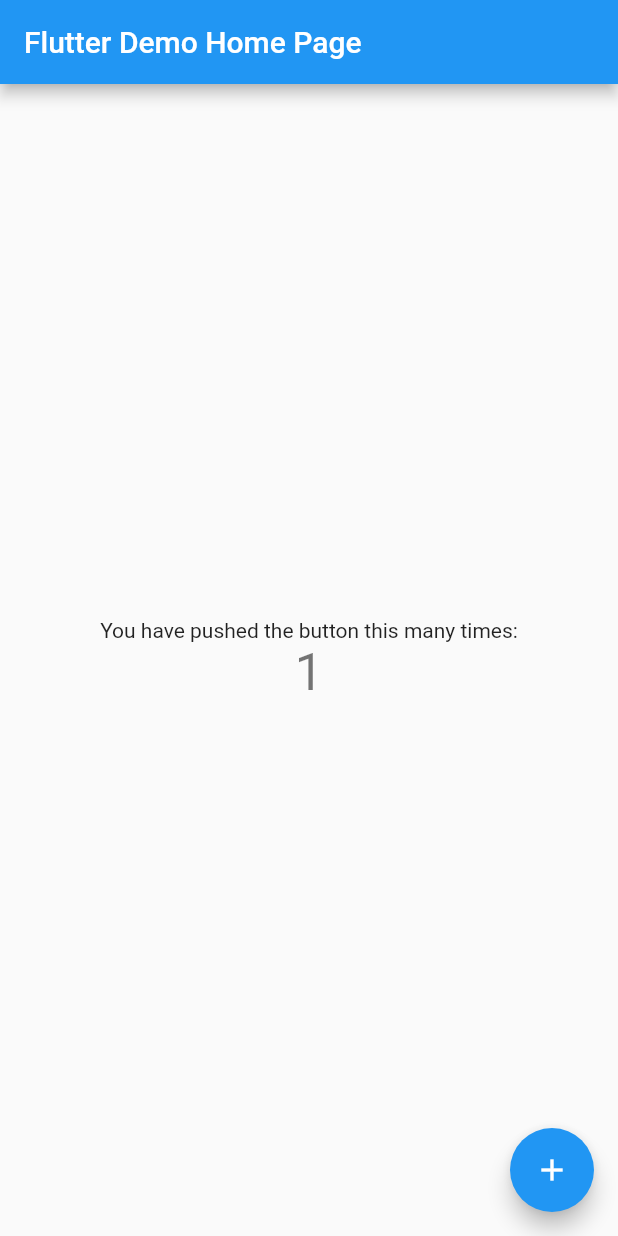
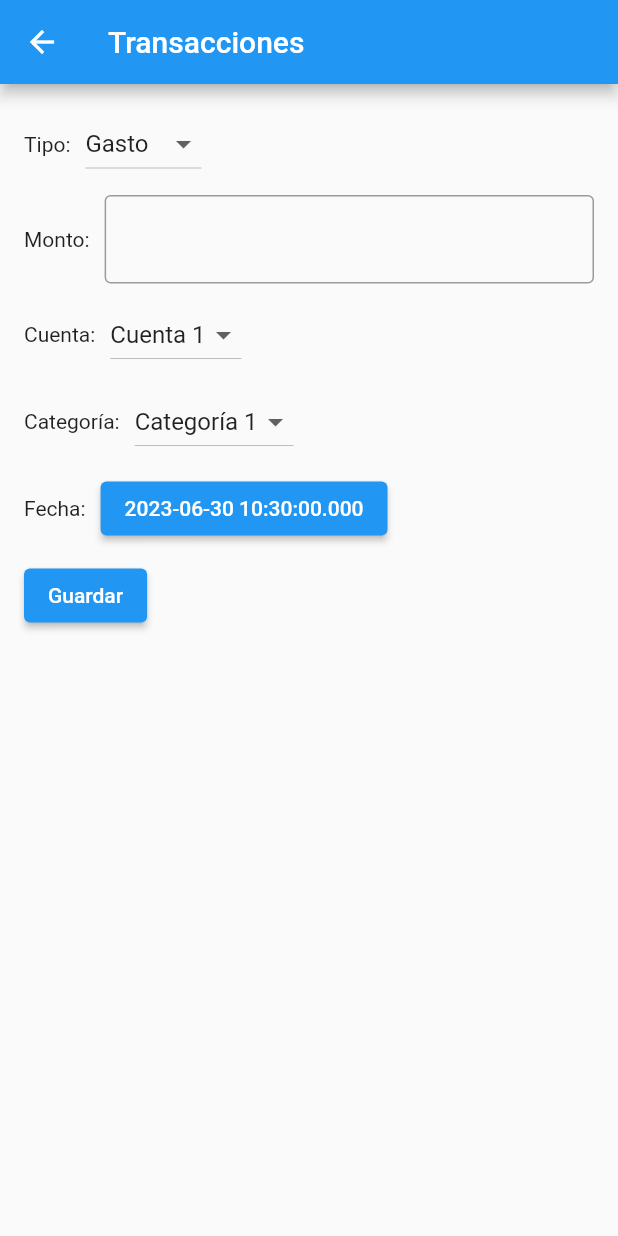
Before and after one commit to Tulio-Rangel/control_de_gastos, a Flutter app: the screen it shows after launch, after a tap on the "add" icon, on a phone screen of 412 x 824 dp. Run offline on Flutter 3.47's test engine with Material 2 defaults, Android fonts, the phone set to English and light mode, and no system bars.

Commit message:
primer intento

```diff
--- a/lib/main.dart
+++ b/lib/main.dart
@@ -1,115 +1,19 @@
 import 'package:flutter/material.dart';
+import 'package:control_de_gastos/pages/home_page.dart';
 
 void main() {
-  runApp(const MyApp());
+  runApp(MyApp());
 }
 
 class MyApp extends StatelessWidget {
-  const MyApp({super.key});
-
-  // This widget is the root of your application.
   @override
   Widget build(BuildContext context) {
     return MaterialApp(
-      title: 'Flutter Demo',
+      title: 'Control de Gastos',
       theme: ThemeData(
-        // This is the theme of your application.
-        //
-        // Try running your application with "flutter run". You'll see the
-        // application has a blue toolbar. Then, without quitting the app, try
-        // changing the primarySwatch below to Colors.green and then invoke
-        // "hot reload" (press "r" in the console where you ran "flutter run",
-        // or simply save your changes to "hot reload" in a Flutter IDE).
-        // Notice that the counter didn't reset back to zero; the application
-        // is not restarted.
         primarySwatch: Colors.blue,
       ),
-      home: const MyHomePage(title: 'Flutter Demo Home Page'),
+      home: HomePage(),
     );
   }
 }
-
-class MyHomePage extends StatefulWidget {
-  const MyHomePage({super.key, required this.title});
-
-  // This widget is the home page of your application. It is stateful, meaning
-  // that it has a State object (defined below) that contains fields that affect
-  // how it looks.
-
-  // This class is the configuration for the state. It holds the values (in this
-  // case the title) provided by the parent (in this case the App widget) and
-  // used by the build method of the State. Fields in a Widget subclass are
-  // always marked "final".
-
-  final String title;
-
-  @override
-  State<MyHomePage> createState() => _MyHomePageState();
-}
-
-class _MyHomePageState extends State<MyHomePage> {
-  int _counter = 0;
-
-  void _incrementCounter() {
-    setState(() {
-      // This call to setState tells the Flutter framework that something has
-      // changed in this State, which causes it to rerun the build method below
-      // so that the display can reflect the updated values. If we changed
-      // _counter without calling setState(), then the build method would not be
-      // called again, and so nothing would appear to happen.
-      _counter++;
-    });
-  }
-
-  @override
-  Widget build(BuildContext context) {
-    // This method is rerun every time setState is called, for instance as done
-    // by the _incrementCounter method above.
-    //
-    // The Flutter framework has been optimized to make rerunning build methods
-    // fast, so that you can just rebuild anything that needs updating rather
-    // than having to individually change instances of widgets.
-    return Scaffold(
-      appBar: AppBar(
-        // Here we take the value from the MyHomePage object that was created by
-        // the App.build method, and use it to set our appbar title.
-        title: Text(widget.title),
-      ),
-      body: Center(
-        // Center is a layout widget. It takes a single child and positions it
-        // in the middle of the parent.
-        child: Column(
-          // Column is also a layout widget. It takes a list of children and
-          // arranges them vertically. By default, it sizes itself to fit its
-          // children horizontally, and tries to be as tall as its parent.
-          //
-          // Invoke "debug painting" (press "p" in the console, choose the
-          // "Toggle Debug Paint" action from the Flutter Inspector in Android
-          // Studio, or the "Toggle Debug Paint" command in Visual Studio Code)
-          // to see the wireframe for each widget.
-          //
-          // Column has various properties to control how it sizes itself and
-          // how it positions its children. Here we use mainAxisAlignment to
-          // center the children vertically; the main axis here is the vertical
-          // axis because Columns are vertical (the cross axis would be
-          // horizontal).
-          mainAxisAlignment: MainAxisAlignment.center,
-          children: <Widget>[
-            const Text(
-              'You have pushed the button this many times:',
-            ),
-            Text(
-              '$_counter',
-              style: Theme.of(context).textTheme.headline4,
-            ),
-          ],
-        ),
-      ),
-      floatingActionButton: FloatingActionButton(
-        onPressed: _incrementCounter,
-        tooltip: 'Increment',
-        child: const Icon(Icons.add),
-      ), // This trailing comma makes auto-formatting nicer for build methods.
-    );
-  }
-}
--- /dev/null
+++ b/lib/pages/home_page.dart
@@ -0,0 +1,34 @@
+import 'package:flutter/material.dart';
+import 'package:control_de_gastos/widgets/app_drawer.dart';
+import 'package:control_de_gastos/widgets/account_selector.dart';
+import 'package:control_de_gastos/widgets/expenses_income_summary.dart';
+import 'package:control_de_gastos/widgets/categories_list.dart';
+import 'package:control_de_gastos/pages/transactions_page.dart';
+
+class HomePage extends StatelessWidget {
+  @override
+  Widget build(BuildContext context) {
+    return Scaffold(
+      appBar: AppBar(
+        title: Text('Control de Gastos'),
+      ),
+      drawer: AppDrawer(),
+      body: Column(
+        children: [
+          AccountSelector(),
+          ExpensesIncomeSummary(),
+          CategoriesList(),
+        ],
+      ),
+      floatingActionButton: FloatingActionButton(
+        child: Icon(Icons.add),
+        onPressed: () {
+          Navigator.push(
+            context,
+            MaterialPageRoute(builder: (context) => TransactionsPage()),
+          );
+        },
+      ),
+    );
+  }
+}
--- /dev/null
+++ b/lib/pages/transactions_page.dart
@@ -0,0 +1,149 @@
+import 'package:flutter/material.dart';
+
+class TransactionsPage extends StatefulWidget {
+  @override
+  _TransactionsPageState createState() => _TransactionsPageState();
+}
+
+class _TransactionsPageState extends State<TransactionsPage> {
+  String selectedType = 'Gasto';
+  String selectedAccount = 'Cuenta 1';
+  String selectedCategory = 'Categoría 1';
+  DateTime selectedDate = DateTime.now();
+
+  @override
+  Widget build(BuildContext context) {
+    return Scaffold(
+      appBar: AppBar(
+        title: Text('Transacciones'),
+      ),
+      body: Padding(
+        padding: EdgeInsets.all(16.0),
+        child: Column(
+          crossAxisAlignment: CrossAxisAlignment.start,
+          children: [
+            Row(
+              children: [
+                Text('Tipo:'),
+                SizedBox(width: 10),
+                DropdownButton(
+                  value: selectedType,
+                  items: [
+                    DropdownMenuItem(
+                      value: 'Gasto',
+                      child: Text('Gasto'),
+                    ),
+                    DropdownMenuItem(
+                      value: 'Ingreso',
+                      child: Text('Ingreso'),
+                    ),
+                  ],
+                  onChanged: (value) {
+                    setState(() {
+                      selectedType = value.toString();
+                    });
+                  },
+                ),
+              ],
+            ),
+            SizedBox(height: 10),
+            Row(
+              children: [
+                Text('Monto:'),
+                SizedBox(width: 10),
+                Expanded(
+                  child: TextField(
+                    keyboardType: TextInputType.number,
+                    decoration: InputDecoration(
+                      border: OutlineInputBorder(),
+                    ),
+                  ),
+                ),
+              ],
+            ),
+            SizedBox(height: 10),
+            Row(
+              children: [
+                Text('Cuenta:'),
+                SizedBox(width: 10),
+                DropdownButton(
+                  value: selectedAccount,
+                  items: [
+                    DropdownMenuItem(
+                      value: 'Cuenta 1',
+                      child: Text('Cuenta 1'),
+                    ),
+                    DropdownMenuItem(
+                      value: 'Cuenta 2',
+                      child: Text('Cuenta 2'),
+                    ),
+                  ],
+                  onChanged: (value) {
+                    setState(() {
+                      selectedAccount = value.toString();
+                    });
+                  },
+                ),
+              ],
+            ),
+            SizedBox(height: 10),
+            Row(
+              children: [
+                Text('Categoría:'),
+                SizedBox(width: 10),
+                DropdownButton(
+                  value: selectedCategory,
+                  items: [
+                    DropdownMenuItem(
+                      value: 'Categoría 1',
+                      child: Text('Categoría 1'),
+                    ),
+                    DropdownMenuItem(
+                      value: 'Categoría 2',
+                      child: Text('Categoría 2'),
+                    ),
+                  ],
+                  onChanged: (value) {
+                    setState(() {
+                      selectedCategory = value.toString();
+                    });
+                  },
+                ),
+              ],
+            ),
+            SizedBox(height: 10),
+            Row(
+              children: [
+                Text('Fecha:'),
+                SizedBox(width: 10),
+                ElevatedButton(
+                  onPressed: () {
+                    showDatePicker(
+                      context: context,
+                      initialDate: selectedDate,
+                      firstDate: DateTime(2020),
+                      lastDate: DateTime(2025),
+                    ).then((value) {
+                      setState(() {
+                        if (value != null) selectedDate = value;
+                      });
+                    });
+                  },
+                  child: Text(selectedDate.toString()),
+                ),
+              ],
+            ),
+            SizedBox(height: 10),
+            ElevatedButton(
+              onPressed: () {
+                // Guardar la transacción
+                Navigator.pop(context);
+              },
+              child: Text('Guardar'),
+            ),
+          ],
+        ),
+      ),
+    );
+  }
+}
--- /dev/null
+++ b/lib/widgets/account_selector.dart
@@ -0,0 +1,15 @@
+import 'package:flutter/material.dart';
+
+class AccountSelector extends StatelessWidget {
+  @override
+  Widget build(BuildContext context) {
+    return ListTile(
+      title: Text('Total'),
+      subtitle: Text('Selecciona una cuenta'),
+      trailing: Icon(Icons.keyboard_arrow_down),
+      onTap: () {
+        // Mostrar lista seleccionable de cuentas
+      },
+    );
+  }
+}
--- /dev/null
+++ b/lib/widgets/categories_list.dart
@@ -0,0 +1,21 @@
+import 'package:flutter/material.dart';
+
+class CategoriesList extends StatelessWidget {
+  @override
+  Widget build(BuildContext context) {
+    return Expanded(
+      child: ListView.builder(
+        itemCount: 5,
+        itemBuilder: (context, index) {
+          return ListTile(
+            title: Text('Categoría $index'),
+            subtitle: Text('10% del total gastado'),
+            leading: CircleAvatar(
+              child: Text(index.toString()),
+            ),
+          );
+        },
+      ),
+    );
+  }
+}
--- /dev/null
+++ b/lib/widgets/expenses_income_summary.dart
@@ -0,0 +1,14 @@
+import 'package:flutter/material.dart';
+
+class ExpensesIncomeSummary extends StatelessWidget {
+  @override
+  Widget build(BuildContext context) {
+    return Card(
+      child: ListTile(
+        title: Text('Gastos necesarios'),
+        subtitle: Text('20% del total gastado'),
+        leading: Icon(Icons.money_off),
+      ),
+    );
+  }
+}
```
Also changed, not shown: lib/pages/accounts_page.dart (added, +66 -0 lines), lib/pages/categories_page.dart (added, +105 -0 lines), lib/widgets/app_drawer.dart (added, +43 -0 lines).
